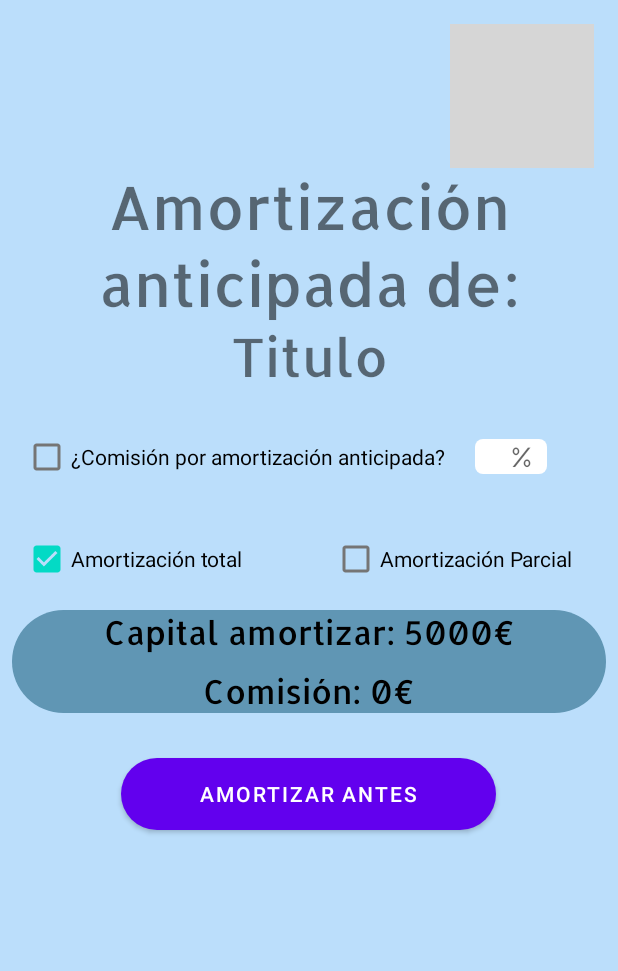
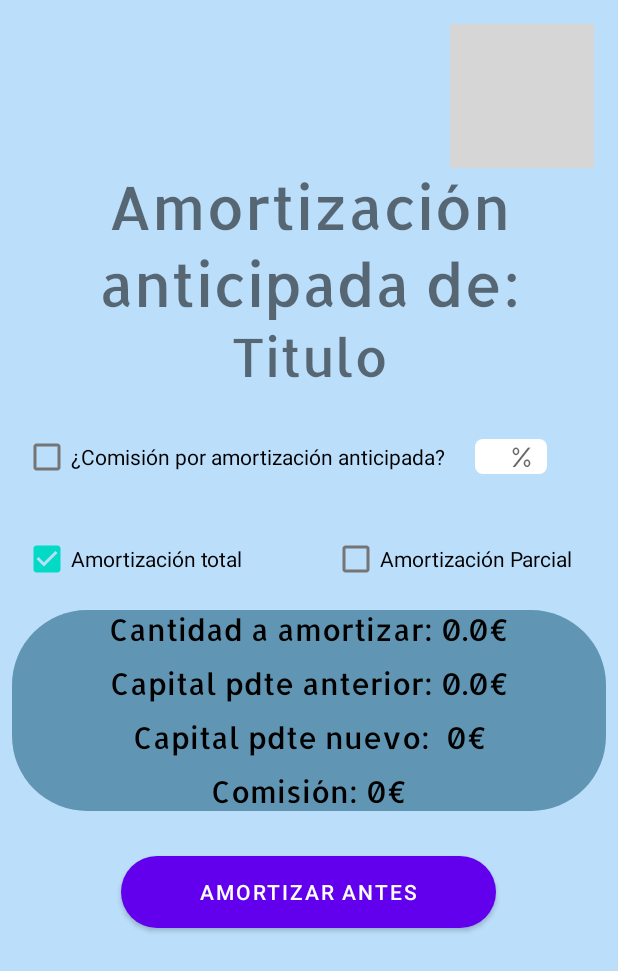
Before and after one commit to Seryiii/TFG-MiHipotecaApp, an Android app: the AmortizarAntes screen opened directly, with no data from a screen before it, on a phone screen of 412 x 824 dp. Shown: the top 971 px of the screen. Run offline under Robolectric (Android 15) with nearby library versions, the phone set to English and light mode, and no system bars; our stand-ins replace CircleImageView; 5 statements that could not run were skipped; grey boxes are pictures that could not be loaded.

Commit message:
avances con amortizaciones firestore

```diff
--- a/MiHipotecaApp/app/src/main/java/es/MiHipotecaApp/TFG/UsuarioRegistrado/HipotecasSeguimiento/AmortizarAntes.java
+++ b/MiHipotecaApp/app/src/main/java/es/MiHipotecaApp/TFG/UsuarioRegistrado/HipotecasSeguimiento/AmortizarAntes.java
@@ -15,6 +15,10 @@ import android.widget.EditText;
 import android.widget.ImageButton;
 import android.widget.LinearLayout;
 import android.widget.TextView;
+
+import java.text.DecimalFormat;
+import java.util.HashMap;
+import java.util.Map;
 
 import de.hdodenhof.circleimageview.CircleImageView;
 import es.MiHipotecaApp.TFG.R;
@@ -41,7 +45,9 @@ public class AmortizarAntes extends AppCompatActivity {
     private Button amortizar_antes;
 
 
-    private TextView capital_amortizado;
+    private TextView cantidad_capital_amortizado;
+    private TextView capital_pendiente_antiguo;
+    private TextView capital_pendiente_nuevo;
     private TextView total_comision;
     private TextView cuota_plazo_antigua_valor;
     private TextView cuota_plazo_nueva_valor;
@@ -57,6 +63,11 @@ public class AmortizarAntes extends AppCompatActivity {
     private CircleImageView close_icon;
 
     private HipotecaSeguimiento hip;
+    private HashMap<Integer, Object> amortizaciones_hip;
+
+    private double capital_pendiente_actual;
+    private String cuota_mensual_actual;
+    private double plazo_actual;
 
 
 
@@ -68,10 +79,20 @@ public class AmortizarAntes extends AppCompatActivity {
         else if (getIntent().getStringExtra("tipo_hipoteca").equals("variable")) hip = (HipotecaSegVariable) getIntent().getSerializableExtra("hipoteca");
         else hip = (HipotecaSegMixta) getIntent().getSerializableExtra("hipoteca");
         initUI();
+
+        capital_pendiente_actual = hip.getCapitalPendienteTotalActual(hip.getNumeroCuotaActual());
+        cuota_mensual_actual = getIntent().getStringExtra("cuota_actual");
+        Bundle bundle = getIntent().getExtras();
+        amortizaciones_hip = (HashMap<Integer, Object>) bundle.getSerializable("amortizaciones_anticipadas");
+        plazo_actual = hip.getPlazoActual(amortizaciones_hip);
+
         //Como empieza marcada la casilla de amortizacion total, se pone en capital amortizado el capital pendiente actual
-        capital_amortizado.setText("Capital amortizar: " + hip.getCapitalPendienteTotalActual(hip.getNumeroCuotaActual()) + "€");
-        cuota_plazo_antigua_valor.setText(getIntent().getStringExtra("cuota_actual"));
-        cuota_plazo_nueva_valor.setText(getIntent().getStringExtra("cuota_actual"));
+
+        cantidad_capital_amortizado.setText("Cantidad a amortizar: " +  capital_pendiente_actual + "€");
+        capital_pendiente_antiguo.setText("Capital pdte anterior: " + capital_pendiente_actual + "€");
+        capital_pendiente_nuevo.setText("Capital pdte nuevo:  0€");
+        cuota_plazo_antigua_valor.setText(cuota_mensual_actual);
+        cuota_plazo_nueva_valor.setText(cuota_mensual_actual);
         eventos();
     }
 
@@ -94,7 +115,9 @@ public class AmortizarAntes extends AppCompatActivity {
         layout_amort_parcial = findViewById(R.id.layout_amort_parcial);
         layout_reducir_cuota = findViewById(R.id.layout_reducir_cuota);
         layout_reducir_plazo = findViewById(R.id.layout_reducir_plazo);
-        capital_amortizado = findViewById(R.id.tv_capital_amortizado);
+        cantidad_capital_amortizado = findViewById(R.id.tv_cantidad_amortizado);
+        capital_pendiente_antiguo = findViewById(R.id.tv_capital_pendiente_amort_antiguo);
+        capital_pendiente_nuevo = findViewById(R.id.tv_capital_pendiente_amort_nuevo);
         total_comision = findViewById(R.id.tv_comision);
         cuota_plazo_antigua_valor = findViewById(R.id.tv_cuota_plazo_antigua_valor);
         cuota_plazo_nueva_valor = findViewById(R.id.tv_cuota_plazo_nueva_valor);
@@ -153,7 +176,10 @@ public class AmortizarAntes extends AppCompatActivity {
                     layout_reducir_plazo.setVisibility(View.GONE);
                     layout_reducir_cuota.setVisibility(View.GONE);
                     label_info_amort_parcial.setVisibility(View.GONE);
-                    capital_amortizado.setText("Capital amortizar: " + hip.getCapitalPendienteTotalActual(hip.getNumeroCuotaActual()) + "€");
+                    double cap_pendiente_actual =  hip.getCapitalPendienteTotalActual(hip.getNumeroCuotaActual());
+                    cantidad_capital_amortizado.setText("Cantidad a amortizar: " + cap_pendiente_actual + "€");
+                    capital_pendiente_antiguo.setText("Capital pdte anterior: " + cap_pendiente_actual + "€");
+                    capital_pendiente_nuevo.setText("Capital pdte nuevo:  0€");
                 }else{
                     if (!check_amort_parcial.isChecked()) check_amort_total.setChecked(true);
                 }
@@ -168,7 +194,10 @@ public class AmortizarAntes extends AppCompatActivity {
                     label_info_amort_parcial.setVisibility(View.VISIBLE);
                     layout_amort_parcial.setVisibility(View.VISIBLE);
                     layout_cuotaplazo_antigua_vs_nueva.setVisibility(View.VISIBLE);
-                    capital_amortizado.setText("Capital Amortizar: 0€");
+                    cantidad_capital_amortizado.setText("Cantidad a amortizar: 0€");
+                    double cap_pendiente_actual =  hip.getCapitalPendienteTotalActual(hip.getNumeroCuotaActual());
+                    capital_pendiente_antiguo.setText("Capital pdte anterior: " + cap_pendiente_actual + "€");
+                    capital_pendiente_nuevo.setText("Capital pdte nuevo: " + cap_pendiente_actual + "€");
                     if(check_reducir_cuota.isChecked()){
                         layout_reducir_cuota.setVisibility(View.VISIBLE);
                         layout_reducir_plazo.setVisibility(View.GONE);
@@ -194,12 +223,16 @@ public class AmortizarAntes extends AppCompatActivity {
                     layout_reducir_plazo.setVisibility(View.GONE);
                     layout_reducir_cuota.setVisibility(View.VISIBLE);
                     cuota_plazo_antigua_tv.setText("Cuota Antigua");
-                    cuota_plazo_antigua_valor.setText(getIntent().getStringExtra("cuota_actual"));
+                    cuota_plazo_antigua_valor.setText(cuota_mensual_actual);
                     cuota_plazo_nueva_tv.setText("Cuota Nueva");
                     cuota_plazo_antigua_valor.setText(getIntent().getStringExtra("cuota_actual"));
                     cuota_plazo_nueva_valor.setText(getIntent().getStringExtra("cuota_actual"));
                     edit_reduccion_plazo_meses.setText("");
                     edit_dinero_a_amortizar.setText("");
+                    cantidad_capital_amortizado.setText("Cantidad a amortizar: 0€");
+                    double cap_pendiente_actual =  hip.getCapitalPendienteTotalActual(hip.getNumeroCuotaActual());
+                    capital_pendiente_antiguo.setText("Capital pdte anterior: " + cap_pendiente_actual + "€");
+                    capital_pendiente_nuevo.setText("Capital pdte nuevo: " + cap_pendiente_actual + "€");
                 }else{
                     if (!check_reducir_plazo.isChecked()) check_reducir_cuota.setChecked(true);
                 }
@@ -216,9 +249,9 @@ public class AmortizarAntes extends AppCompatActivity {
                     cuota_plazo_antigua_tv.setText("Plazo Antiguo");
                     cuota_plazo_nueva_tv.setText("Plazo Nuevo");
 
-                    //FALTA PONER AQUI EL PLAZO ANTIGUO EN LOS DOS
-                    cuota_plazo_antigua_valor.setText("PLAZO ANTIGUO CALCULAR");
-                    cuota_plazo_nueva_valor.setText("PLAZO ANTIGUO CALCULAR");
+                    int plazo_antiguo = 1; //hip.getPlazoActual();
+                    cuota_plazo_antigua_valor.setText(plazo_antiguo + "meses");
+                    cuota_plazo_nueva_valor.setText(plazo_antiguo + "meses");
                     edit_dinero_a_amortizar.setText("");
                     edit_reduccion_plazo_meses.setText("");
                 }else{
@@ -247,12 +280,17 @@ public class AmortizarAntes extends AppCompatActivity {
                     double capitalPendienteTotalActual = hip.getCapitalPendienteTotalActual(hip.getNumeroCuotaActual());
                     if (capital_a_amortizar > capitalPendienteTotalActual){
                         edit_dinero_a_amortizar.setError("El capital a amortizar no puede ser mayor que el capital pendiente");
-                        capital_amortizado.setText("Cantidad no válida");
+                        cantidad_capital_amortizado.setText("Cantidad no válida");
+                        capital_pendiente_antiguo.setText("Capital pdte anterior: " + capitalPendienteTotalActual + "€");
+                        capital_pendiente_nuevo.setText("Capital pdte nuevo: " + capitalPendienteTotalActual + "€");
                     }
                     else{
-                        double capitalPendienteConAmortizacion = cantidad_pendiente - capital_a_amortizar;
-                        cuota_plazo_nueva_valor.setText(hip.getCuotaMensual(porcentaje_aplicado, capitalPendienteConAmortizacion, numero_cuotas_restantes)+"€");
-                        capital_amortizado.setText(Math.round((capitalPendienteTotalActual - capital_a_amortizar) * 100) / 100 + "€");
+                        double cantidad_pendiente_con_amortizacion = cantidad_pendiente - capital_a_amortizar;
+                        cuota_plazo_nueva_valor.setText(hip.getCuotaMensual(porcentaje_aplicado, cantidad_pendiente_con_amortizacion, numero_cuotas_restantes)+"€");
+                        cantidad_capital_amortizado.setText("Cantidad a amortizar: " + edit_dinero_a_amortizar.getText().toString() + "€");
+                        DecimalFormat formato = new DecimalFormat("#.##"); // Establecer el formato a dos decimales
+                        String cap_formateado = "Capital pdte nuevo: " + formato.format(capitalPendienteTotalActual - capital_a_amortizar)  + "€";
+                        capital_pendiente_nuevo.setText(cap_formateado);
                     }
 
                 }
--- a/MiHipotecaApp/app/src/main/res/layout/activity_amortizar_antes.xml
+++ b/MiHipotecaApp/app/src/main/res/layout/activity_amortizar_antes.xml
@@ -242,14 +242,36 @@
             android:orientation="vertical">
 
             <TextView
-                android:id="@+id/tv_capital_amortizado"
+                android:id="@+id/tv_cantidad_amortizado"
                 android:layout_width="match_parent"
                 android:layout_height="wrap_content"
                 android:fontFamily="@font/allerta"
                 android:gravity="center"
-                android:text="Capital amortizar: 5000€"
+                android:text="Cantidad a amortizar: 5000€"
                 android:textColor="@color/black"
-                android:textSize="22sp" />
+                android:textSize="20sp" />
+
+            <TextView
+                android:id="@+id/tv_capital_pendiente_amort_antiguo"
+                android:layout_width="match_parent"
+                android:layout_height="wrap_content"
+                android:fontFamily="@font/allerta"
+                android:layout_marginTop="10dp"
+                android:gravity="center"
+                android:text="Capital pdte anterior: 5000€"
+                android:textColor="@color/black"
+                android:textSize="20sp" />
+
+            <TextView
+                android:id="@+id/tv_capital_pendiente_amort_nuevo"
+                android:layout_width="match_parent"
+                android:layout_height="wrap_content"
+                android:fontFamily="@font/allerta"
+                android:layout_marginTop="10dp"
+                android:gravity="center"
+                android:text="Capital pdte nuevo: 5000€"
+                android:textColor="@color/black"
+                android:textSize="20sp" />
 
             <LinearLayout
                 android:id="@+id/layout_cuotavsnueva"
@@ -329,7 +351,7 @@
                 android:gravity="center"
                 android:text="Comisión: 0€"
                 android:textColor="@color/black"
-                android:textSize="22sp" />
+                android:textSize="20sp" />
 
         </LinearLayout>
 
```
Also changed, not shown: MiHipotecaApp/app/src/main/java/es/MiHipotecaApp/TFG/Transfers/HipotecaSeguimiento.java (+10 -0 lines), MiHipotecaApp/app/src/main/java/es/MiHipotecaApp/TFG/UsuarioRegistrado/HipotecasSeguimiento/NuevoSeguimiento.java (+9 -6 lines), MiHipotecaApp/app/src/main/java/es/MiHipotecaApp/TFG/UsuarioRegistrado/HipotecasSeguimiento/VisualizarHipotecaSeguimiento.java (+39 -4 lines).
